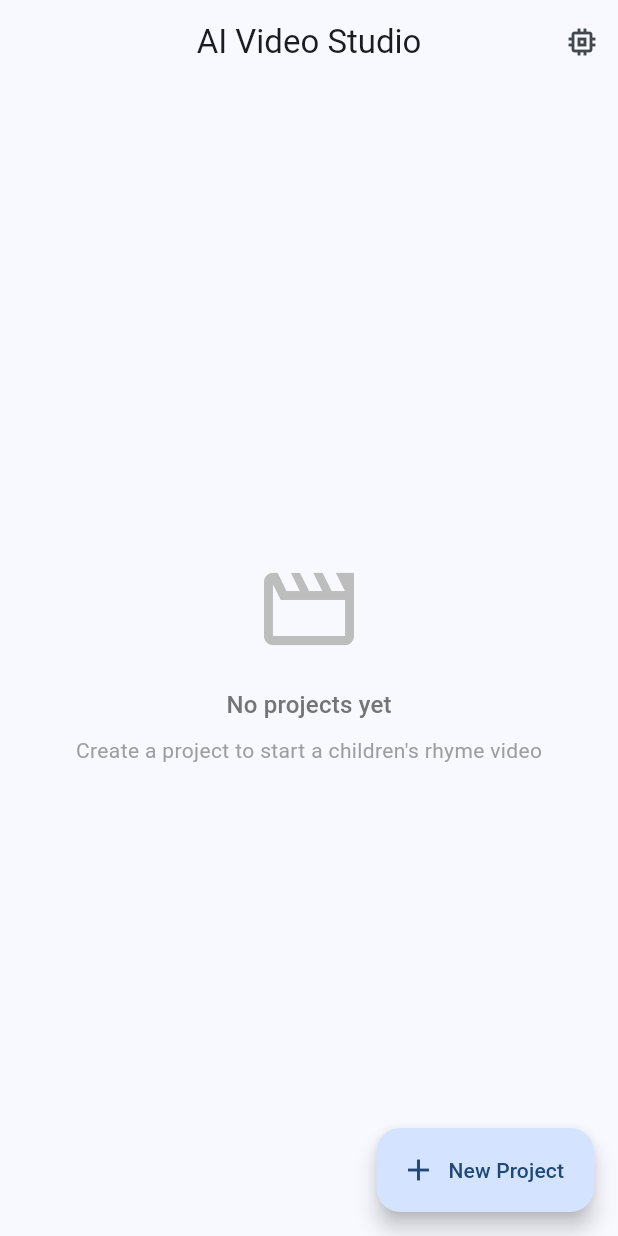
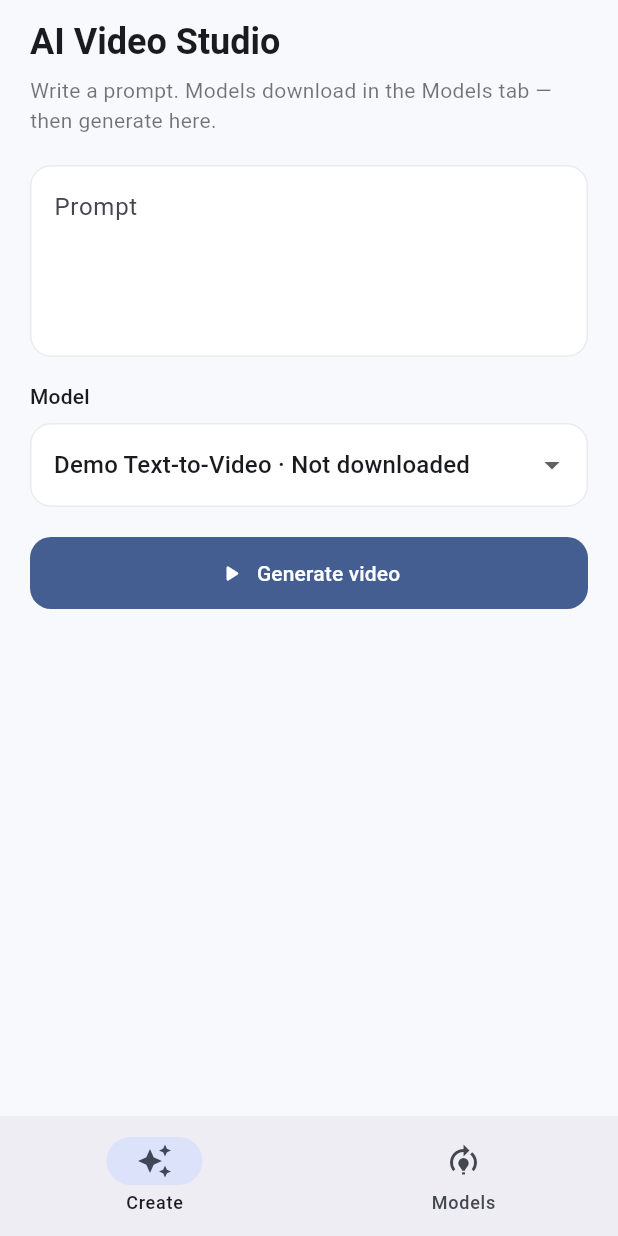
Before and after one commit to AdnanRaza88/ai-video-studio, a Flutter app: the screen it shows after launch, on a phone screen of 412 x 824 dp. Run offline on Flutter 3.47's test engine with Material 3 defaults, Android fonts, the phone set to English and light mode, and no system bars; our stand-ins replace shared_preferences.

Commit message:
Flutter light UI: home, prompt generate, models download-on-click, progress

```diff
--- a/flutter/lib/app.dart
+++ b/flutter/lib/app.dart
@@ -1,5 +1,6 @@
 import 'package:flutter/material.dart';
-import 'screens/home_screen.dart';
+import 'theme.dart';
+import 'screens/home_shell.dart';
 
 class AiVideoStudioApp extends StatelessWidget {
   const AiVideoStudioApp({super.key});
@@ -9,18 +10,8 @@ class AiVideoStudioApp extends StatelessWidget {
     return MaterialApp(
       title: 'AI Video Studio',
       debugShowCheckedModeBanner: false,
-      theme: ThemeData(
-        colorScheme: ColorScheme.fromSeed(
-          seedColor: const Color(0xFF4A90E2),
-          brightness: Brightness.light,
-        ),
-        useMaterial3: true,
-        appBarTheme: const AppBarTheme(
-          centerTitle: true,
-          elevation: 0,
-        ),
-      ),
-      home: const HomeScreen(),
+      theme: AppTheme.light,
+      home: const HomeShell(),
     );
   }
 }
--- /dev/null
+++ b/flutter/lib/models/studio_model.dart
@@ -0,0 +1,34 @@
+class StudioModel {
+  final String id;
+  final String name;
+  final String description;
+  final String kind;
+  final String sizeLabel;
+  final String license;
+  final String? downloadUrl;
+  final bool recommended;
+
+  StudioModel({
+    required this.id,
+    required this.name,
+    required this.description,
+    required this.kind,
+    required this.sizeLabel,
+    required this.license,
+    this.downloadUrl,
+    this.recommended = false,
+  });
+
+  factory StudioModel.fromJson(Map<String, dynamic> j) {
+    return StudioModel(
+      id: j['id'] as String,
+      name: j['name'] as String? ?? j['id'] as String,
+      description: j['description'] as String? ?? '',
+      kind: j['kind'] as String? ?? 'text_to_video',
+      sizeLabel: j['size_label'] as String? ?? '',
+      license: j['license'] as String? ?? '',
+      downloadUrl: j['download_url'] as String?,
+      recommended: j['recommended'] as bool? ?? false,
+    );
+  }
+}
--- /dev/null
+++ b/flutter/lib/screens/generate_screen.dart
@@ -0,0 +1,147 @@
+import 'package:flutter/material.dart';
+import 'package:provider/provider.dart';
+import '../services/generation_service.dart';
+import '../services/model_service.dart';
+
+class GenerateScreen extends StatefulWidget {
+  const GenerateScreen({super.key});
+
+  @override
+  State<GenerateScreen> createState() => _GenerateScreenState();
+}
+
+class _GenerateScreenState extends State<GenerateScreen> {
+  final controller = TextEditingController();
+  String? selectedModelId;
+
+  @override
+  void dispose() {
+    controller.dispose();
+    super.dispose();
+  }
+
+  @override
+  Widget build(BuildContext context) {
+    final models = context.watch<ModelService>();
+    final gen = context.watch<GenerationService>();
+    final ready = models.models.where((m) => models.isReady(m.id)).toList();
+    selectedModelId ??= ready.isNotEmpty
+        ? ready.first.id
+        : (models.models.isNotEmpty ? models.models.first.id : null);
+
+    return ListView(
+      padding: const EdgeInsets.fromLTRB(20, 12, 20, 24),
+      children: [
+        Text(
+          'AI Video Studio',
+          style: Theme.of(context).textTheme.headlineSmall?.copyWith(
+                fontWeight: FontWeight.w700,
+              ),
+        ),
+        const SizedBox(height: 6),
+        Text(
+          'Write a prompt. Models download in the Models tab — then generate here.',
+          style: Theme.of(context).textTheme.bodyMedium?.copyWith(
+                color: Colors.black54,
+              ),
+        ),
+        const SizedBox(height: 20),
+        TextField(
+          controller: controller,
+          minLines: 4,
+          maxLines: 8,
+          decoration: const InputDecoration(
+            hintText: 'A cute cartoon rabbit counting flowers in a sunny garden…',
+            alignLabelWithHint: true,
+            labelText: 'Prompt',
+          ),
+        ),
+        const SizedBox(height: 16),
+        Text('Model', style: Theme.of(context).textTheme.titleSmall),
+        const SizedBox(height: 8),
+        if (models.models.isEmpty)
+          const Text('No models in manifest.')
+        else
+          DropdownButtonFormField<String>(
+            value: selectedModelId,
+            items: models.models
+                .map(
+                  (m) => DropdownMenuItem(
+                    value: m.id,
+                    child: Text(
+                      '${m.name}${models.isReady(m.id) ? ' · Ready' : ' · Not downloaded'}',
+                      overflow: TextOverflow.ellipsis,
+                    ),
+                  ),
+                )
+                .toList(),
+            onChanged: (v) => setState(() => selectedModelId = v),
+          ),
+        const SizedBox(height: 20),
+        FilledButton.icon(
+          onPressed: gen.phase == GenPhase.running ||
+                  gen.phase == GenPhase.preparing
+              ? null
+              : () async {
+                  final prompt = controller.text.trim();
+                  if (prompt.isEmpty) {
+                    ScaffoldMessenger.of(context).showSnackBar(
+                      const SnackBar(content: Text('Enter a prompt')),
+                    );
+                    return;
+                  }
+                  if (selectedModelId == null) return;
+                  if (!models.isReady(selectedModelId!)) {
+                    ScaffoldMessenger.of(context).showSnackBar(
+                      const SnackBar(
+                        content: Text(
+                          'Download this model first from the Models tab',
+                        ),
+                      ),
+                    );
+                    return;
+                  }
+                  await gen.generate(
+                    prompt: prompt,
+                    modelId: selectedModelId!,
+                  );
+                },
+          icon: const Icon(Icons.play_arrow_rounded),
+          label: const Text('Generate video'),
+        ),
+        if (gen.phase != GenPhase.idle) ...[
+          const SizedBox(height: 24),
+          Card(
+            child: Padding(
+              padding: const EdgeInsets.all(16),
+              child: Column(
+                crossAxisAlignment: CrossAxisAlignment.start,
+                children: [
+                  Text(
+                    gen.message ?? '',
+                    style: Theme.of(context).textTheme.titleSmall,
+                  ),
+                  const SizedBox(height: 12),
+                  LinearProgressIndicator(
+                    value: gen.phase == GenPhase.failed ? 0 : gen.progress,
+                    borderRadius: BorderRadius.circular(8),
+                    minHeight: 8,
+                  ),
+                  if (gen.resultNote != null) ...[
+                    const SizedBox(height: 12),
+                    Text(
+                      gen.resultNote!,
+                      style: Theme.of(context).textTheme.bodySmall?.copyWith(
+                            color: Colors.black54,
+                          ),
+                    ),
+                  ],
+                ],
+              ),
+            ),
+          ),
+        ],
+      ],
+    );
+  }
+}
--- /dev/null
+++ b/flutter/lib/screens/home_shell.dart
@@ -0,0 +1,42 @@
+import 'package:flutter/material.dart';
+import 'generate_screen.dart';
+import 'models_screen.dart';
+
+class HomeShell extends StatefulWidget {
+  const HomeShell({super.key});
+
+  @override
+  State<HomeShell> createState() => _HomeShellState();
+}
+
+class _HomeShellState extends State<HomeShell> {
+  int index = 0;
+
+  @override
+  Widget build(BuildContext context) {
+    final pages = [
+      const GenerateScreen(),
+      const ModelsScreen(),
+    ];
+
+    return Scaffold(
+      body: SafeArea(child: pages[index]),
+      bottomNavigationBar: NavigationBar(
+        selectedIndex: index,
+        onDestinationSelected: (i) => setState(() => index = i),
+        destinations: const [
+          NavigationDestination(
+            icon: Icon(Icons.auto_awesome_outlined),
+            selectedIcon: Icon(Icons.auto_awesome),
+            label: 'Create',
+          ),
+          NavigationDestination(
+            icon: Icon(Icons.model_training_outlined),
+            selectedIcon: Icon(Icons.model_training),
+            label: 'Models',
+          ),
+        ],
+      ),
+    );
+  }
+}
--- /dev/null
+++ b/flutter/lib/services/generation_service.dart
@@ -0,0 +1,56 @@
+import 'package:flutter/foundation.dart';
+
+enum GenPhase { idle, preparing, running, done, failed }
+
+class GenerationService extends ChangeNotifier {
+  GenPhase phase = GenPhase.idle;
+  double progress = 0;
+  String? message;
+  String? lastPrompt;
+  String? lastModelId;
+  String? resultNote;
+
+  Future<void> generate({required String prompt, required String modelId}) async {
+    lastPrompt = prompt;
+    lastModelId = modelId;
+    phase = GenPhase.preparing;
+    progress = 0.05;
+    message = 'Preparing…';
+    resultNote = null;
+    notifyListeners();
+
+    try {
+      // Hook real local inference here (native / ONNX / etc.).
+      final steps = [
+        (0.2, 'Loading model…'),
+        (0.45, 'Encoding prompt…'),
+        (0.7, 'Generating frames…'),
+        (0.9, 'Encoding video…'),
+        (1.0, 'Done'),
+      ];
+      phase = GenPhase.running;
+      for (final step in steps) {
+        await Future<void>.delayed(const Duration(milliseconds: 700));
+        progress = step.$1;
+        message = step.$2;
+        notifyListeners();
+      }
+      phase = GenPhase.done;
+      resultNote =
+          'Pipeline complete (demo). Connect a real open video runtime for MP4 output.';
+      message = 'Finished';
+    } catch (e) {
+      phase = GenPhase.failed;
+      message = e.toString();
+    }
+    notifyListeners();
+  }
+
+  void reset() {
+    phase = GenPhase.idle;
+    progress = 0;
+    message = null;
+    resultNote = null;
+    notifyListeners();
+  }
+}
--- /dev/null
+++ b/flutter/lib/services/model_service.dart
@@ -0,0 +1,106 @@
+import 'dart:convert';
+import 'dart:io';
+
+import 'package:flutter/foundation.dart';
+import 'package:flutter/services.dart';
+import 'package:http/http.dart' as http;
+import 'package:path/path.dart' as p;
+import 'package:path_provider/path_provider.dart';
+import 'package:shared_preferences/shared_preferences.dart';
+
+import '../models/studio_model.dart';
+
+class ModelService extends ChangeNotifier {
+  List<StudioModel> models = [];
+  final Map<String, double> downloadProgress = {};
+  final Set<String> installed = {};
+  final Set<String> downloading = {};
+  String? error;
+
+  Future<void> load() async {
+    error = null;
+    try {
+      final raw = await rootBundle.loadString('assets/model_manifest.json');
+      final data = jsonDecode(raw) as Map<String, dynamic>;
+      final list = (data['models'] as List<dynamic>? ?? [])
+          .map((e) => StudioModel.fromJson(e as Map<String, dynamic>))
+          .toList();
+      models = list;
+
+      final prefs = await SharedPreferences.getInstance();
+      installed
+        ..clear()
+        ..addAll(prefs.getStringList('installed_models') ?? []);
+    } catch (e) {
+      error = e.toString();
+    }
+    notifyListeners();
+  }
+
+  bool isReady(String id) => installed.contains(id);
+
+  Future<void> download(String id) async {
+    final model = models.cast<StudioModel?>().firstWhere(
+          (m) => m?.id == id,
+          orElse: () => null,
+        );
+    if (model == null) return;
+    if (model.downloadUrl == null || model.downloadUrl!.isEmpty) {
+      error = 'No download URL for this model yet.';
+      notifyListeners();
+      return;
+    }
+    if (downloading.contains(id)) return;
+
+    downloading.add(id);
+    downloadProgress[id] = 0;
+    error = null;
+    notifyListeners();
+
+    try {
+      final dir = await getApplicationSupportDirectory();
+      final modelDir = Directory(p.join(dir.path, 'models', id));
+      await modelDir.create(recursive: true);
+
+      final uri = Uri.parse(model.downloadUrl!);
+      final client = http.Client();
+      final request = http.Request('GET', uri);
+      final response = await client.send(request);
+
+      if (response.statusCode != 200) {
+        throw Exception('Download failed (${response.statusCode})');
+      }
+
+      final total = response.contentLength ?? 0;
+      var received = 0;
+      final file = File(p.join(modelDir.path, uri.pathSegments.last));
+      final sink = file.openWrite();
+
+      await for (final chunk in response.stream) {
+        sink.add(chunk);
+        received += chunk.length;
+        if (total > 0) {
+          downloadProgress[id] = received / total;
+        } else {
+          downloadProgress[id] = (downloadProgress[id] ?? 0) + 0.01;
+          if ((downloadProgress[id] ?? 0) > 0.95) {
+            downloadProgress[id] = 0.95;
+          }
+        }
+        notifyListeners();
+      }
+      await sink.close();
+      client.close();
+
+      downloadProgress[id] = 1;
+      installed.add(id);
+      final prefs = await SharedPreferences.getInstance();
+      await prefs.setStringList('installed_models', installed.toList());
+    } catch (e) {
+      error = e.toString();
+    } finally {
+      downloading.remove(id);
+      notifyListeners();
+    }
+  }
+}
--- /dev/null
+++ b/flutter/lib/theme.dart
@@ -0,0 +1,57 @@
+import 'package:flutter/material.dart';
+
+class AppTheme {
+  static const Color seed = Color(0xFF5B8DEF);
+  static const Color softBg = Color(0xFFF7F9FC);
+  static const Color card = Colors.white;
+
+  static ThemeData get light {
+    final base = ColorScheme.fromSeed(
+      seedColor: seed,
+      brightness: Brightness.light,
+    );
+    return ThemeData(
+      useMaterial3: true,
+      colorScheme: base,
+      scaffoldBackgroundColor: softBg,
+      appBarTheme: const AppBarTheme(
+        centerTitle: true,
+        elevation: 0,
+        backgroundColor: softBg,
+        foregroundColor: Color(0xFF1A1D26),
+      ),
+      cardTheme: CardTheme(
+        elevation: 0,
+        color: card,
+        shape: RoundedRectangleBorder(
+          borderRadius: BorderRadius.circular(16),
+          side: BorderSide(color: Colors.black.withOpacity(0.06)),
+        ),
+      ),
+      inputDecorationTheme: InputDecorationTheme(
+        filled: true,
+        fillColor: Colors.white,
+        border: OutlineInputBorder(
+          borderRadius: BorderRadius.circular(14),
+          borderSide: BorderSide(color: Colors.black.withOpacity(0.08)),
+        ),
+        enabledBorder: OutlineInputBorder(
+          borderRadius: BorderRadius.circular(14),
+          borderSide: BorderSide(color: Colors.black.withOpacity(0.08)),
+        ),
+        focusedBorder: OutlineInputBorder(
+          borderRadius: BorderRadius.circular(14),
+          borderSide: const BorderSide(color: seed, width: 1.4),
+        ),
+      ),
+      filledButtonTheme: FilledButtonThemeData(
+        style: FilledButton.styleFrom(
+          padding: const EdgeInsets.symmetric(horizontal: 20, vertical: 14),
+          shape: RoundedRectangleBorder(
+            borderRadius: BorderRadius.circular(14),
+          ),
+        ),
+      ),
+    );
+  }
+}
```
Also changed, not shown: flutter/assets/model_manifest.json (added, +25 -0 lines), flutter/lib/main.dart (+4 -4 lines), flutter/lib/screens/models_screen.dart (added, +128 -0 lines), flutter/pubspec.yaml (+9 -7 lines).
